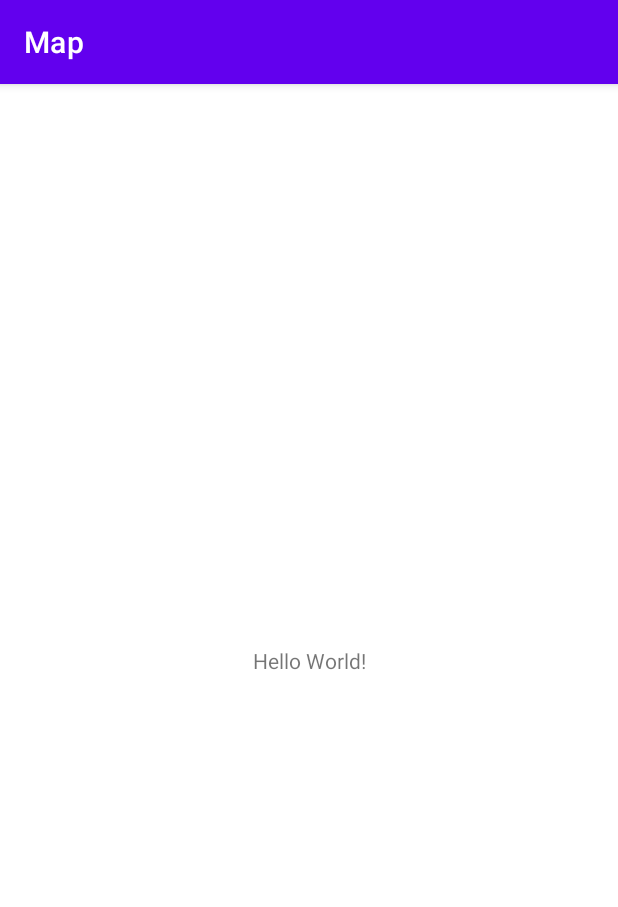
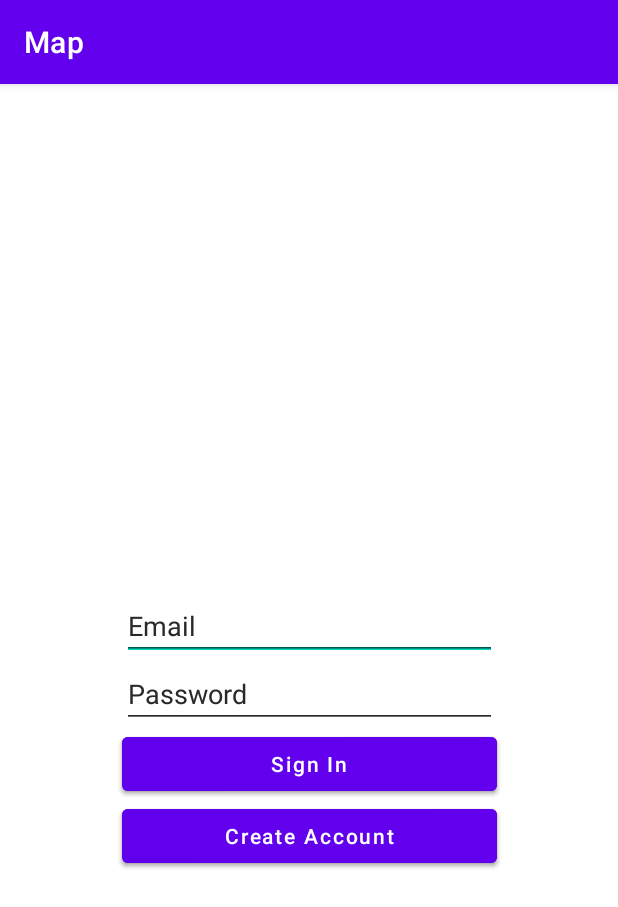
Before and after one commit to FASius/Map, an Android app: the screen it shows after launch (MainActivity), on a phone screen of 412 x 824 dp. Shown: the top 907 px of the screen. Run offline under Robolectric (Android 15) with nearby library versions, the light colour scheme and no system bars; network calls fail.

Commit message:
Add navigation

```diff
--- a/app/build.gradle
+++ b/app/build.gradle
@@ -1,6 +1,7 @@
 plugins {
     id 'com.android.application'
     id 'org.jetbrains.kotlin.android'
+    id 'androidx.navigation.safeargs.kotlin'
 }
 
 android {
@@ -42,6 +43,8 @@ dependencies {
     implementation 'androidx.constraintlayout:constraintlayout:2.1.3'
     implementation 'androidx.legacy:legacy-support-v4:1.0.0'
     implementation 'androidx.fragment:fragment-ktx:1.4.1'
+    implementation 'androidx.navigation:navigation-fragment-ktx:2.4.2'
+    implementation 'androidx.navigation:navigation-ui-ktx:2.4.2'
     testImplementation 'junit:junit:4.13.2'
     androidTestImplementation 'androidx.test.ext:junit:1.1.3'
     androidTestImplementation 'androidx.test.espresso:espresso-core:3.4.0'
--- a/app/src/main/java/com/example/map/MainActivity.kt
+++ b/app/src/main/java/com/example/map/MainActivity.kt
@@ -2,10 +2,52 @@ package com.example.map
 
 import androidx.appcompat.app.AppCompatActivity
 import android.os.Bundle
+import androidx.navigation.NavController
+import androidx.navigation.fragment.NavHostFragment
+import com.example.map.databinding.ActivityMainBinding
+import com.example.map.model.account.Account
 
 class MainActivity : AppCompatActivity() {
+    private lateinit var binding: ActivityMainBinding
+    private lateinit var navController:NavController
+
     override fun onCreate(savedInstanceState: Bundle?) {
         super.onCreate(savedInstanceState)
-        setContentView(R.layout.activity_main)
+        Repositories.initAppContext(applicationContext)
+        Repositories.initCurrentAccount()
+        val id = Repositories.currentAccount.getCurrentAccountId()
+        binding = ActivityMainBinding.inflate(layoutInflater).also { setContentView(it.root) }
+        navController = getNavController()
+        val isSignedIn = userIsSignedIn(id)
+        prepareNavController(isSignedIn, navController)
+        navController.navigate(navController.graph.startDestinationId)
     }
+
+    private fun userIsSignedIn(id: Long): Boolean {
+        return id != Account.NO_ACCOUNT
+    }
+
+    private fun getNavController(): NavController {
+        val navHost = supportFragmentManager.findFragmentById(R.id.fragment_container) as NavHostFragment
+        return navHost.navController
+    }
+
+    private fun prepareNavController(isSignedIn: Boolean, navController: NavController){
+        val graph = navController.navInflater.inflate(getMainNavigationGraphId())
+        graph.setStartDestination(
+            if (isSignedIn) {
+                getTabsDestination()
+            } else {
+                getSignInDestination()
+            }
+        )
+        navController.graph = graph
+    }
+
+    private fun getMainNavigationGraphId(): Int = R.navigation.main_graph
+
+    private fun getTabsDestination(): Int = R.id.tabsFragment
+
+    private fun getSignInDestination(): Int = R.id.signInFragment
+
 }
--- a/app/src/main/java/com/example/map/auth/CreateAccountFragment.kt
+++ b/app/src/main/java/com/example/map/auth/CreateAccountFragment.kt
@@ -3,13 +3,14 @@ package com.example.map.auth
 import android.os.Bundle
 import android.view.View
 import androidx.fragment.app.Fragment
+import androidx.navigation.fragment.findNavController
 import com.example.map.R
 import com.example.map.Repositories
 import com.example.map.databinding.FragmentCreateAccountBinding
 import com.example.map.model.account.SignUpData
 import com.example.map.utils.viewModelCreator
 
-class CreateAccountFragment : Fragment() {
+class CreateAccountFragment : Fragment(R.layout.fragment_create_account) {
 
     private lateinit var binding: FragmentCreateAccountBinding
     private val viewModel: CreateAccountViewModel by viewModelCreator {
@@ -49,7 +50,8 @@ class CreateAccountFragment : Fragment() {
     }
 
     private fun goToTabsFragment(){
-        // TODO
+        val directions = CreateAccountFragmentDirections.actionCreateAccountFragmentToTabsFragment()
+        findNavController().navigate(directions)
     }
 
     private fun onCreateAccountClick(){
--- a/app/src/main/java/com/example/map/auth/SignInFragment.kt
+++ b/app/src/main/java/com/example/map/auth/SignInFragment.kt
@@ -3,6 +3,7 @@ package com.example.map.auth
 import android.os.Bundle
 import android.view.View
 import androidx.fragment.app.Fragment
+import androidx.navigation.fragment.findNavController
 import com.example.map.R
 import com.example.map.Repositories
 import com.example.map.databinding.FragmentSignInBinding
@@ -52,11 +53,13 @@ class SignInFragment : Fragment(R.layout.fragment_sign_in) {
     }
 
     private fun goToTabsFragment(){
-        // TODO
+        val directions = SignInFragmentDirections.actionSignInFragmentToTabsFragment()
+        findNavController().navigate(directions)
     }
 
     private fun onCreateAccountClick(){
-        // TODO
+        val directions = SignInFragmentDirections.actionSignInFragmentToCreateAccountFragment()
+        findNavController().navigate(directions)
     }
 
     private fun onSignInClick(){
--- a/app/src/main/res/layout/activity_main.xml
+++ b/app/src/main/res/layout/activity_main.xml
@@ -1,18 +1,17 @@
 <?xml version="1.0" encoding="utf-8"?>
-<androidx.constraintlayout.widget.ConstraintLayout xmlns:android="http://schemas.android.com/apk/res/android"
+<LinearLayout
+    xmlns:android="http://schemas.android.com/apk/res/android"
     xmlns:app="http://schemas.android.com/apk/res-auto"
     xmlns:tools="http://schemas.android.com/tools"
     android:layout_width="match_parent"
     android:layout_height="match_parent"
     tools:context=".MainActivity">
 
-    <TextView
-        android:layout_width="wrap_content"
-        android:layout_height="wrap_content"
-        android:text="Hello World!"
-        app:layout_constraintBottom_toBottomOf="parent"
-        app:layout_constraintLeft_toLeftOf="parent"
-        app:layout_constraintRight_toRightOf="parent"
-        app:layout_constraintTop_toTopOf="parent" />
+    <androidx.fragment.app.FragmentContainerView
+        android:id="@+id/fragment_container"
+        android:layout_width="match_parent"
+        android:layout_height="match_parent"
+        android:name="androidx.navigation.fragment.NavHostFragment"
+        app:defaultNavHost="true" />
 
-</androidx.constraintlayout.widget.ConstraintLayout>
+</LinearLayout>
--- /dev/null
+++ b/app/src/main/res/navigation/main_graph.xml
@@ -0,0 +1,35 @@
+<?xml version="1.0" encoding="utf-8"?>
+<navigation xmlns:android="http://schemas.android.com/apk/res/android"
+    xmlns:app="http://schemas.android.com/apk/res-auto"
+    xmlns:tools="http://schemas.android.com/tools"
+    android:id="@+id/main_graph"
+    app:startDestination="@id/signInFragment">
+
+    <fragment
+        android:id="@+id/signInFragment"
+        android:name="com.example.map.auth.SignInFragment"
+        android:label="fragment_sign_in"
+        tools:layout="@layout/fragment_sign_in" >
+        <action
+            android:id="@+id/action_signInFragment_to_createAccountFragment"
+            app:destination="@id/createAccountFragment" />
+        <action
+            android:id="@+id/action_signInFragment_to_tabsFragment"
+            app:destination="@id/tabsFragment"
+            app:popUpTo="@id/signInFragment"
+            app:popUpToInclusive="true" />
+    </fragment>
+    <fragment
+        android:id="@+id/createAccountFragment"
+        android:name="com.example.map.auth.CreateAccountFragment"
+        android:label="CreateAccountFragment" >
+        <action
+            android:id="@+id/action_createAccountFragment_to_tabsFragment"
+            app:destination="@id/tabsFragment" />
+    </fragment>
+    <fragment
+        android:id="@+id/tabsFragment"
+        android:name="com.example.map.TabsFragment"
+        android:label="fragment_tabs"
+        tools:layout="@layout/fragment_tabs" />
+</navigation>
--- a/build.gradle
+++ b/build.gradle
@@ -1,4 +1,10 @@
-// Top-level build file where you can add configuration options common to all sub-projects/modules.
+buildscript {
+    dependencies {
+        classpath "com.google.android.libraries.mapsplatform.secrets-gradle-plugin:secrets-gradle-plugin:2.0.1"
+        classpath 'androidx.navigation:navigation-safe-args-gradle-plugin:2.4.2'
+    }
+}
+
 plugins {
     id 'com.android.application' version '7.1.3' apply false
     id 'com.android.library' version '7.1.3' apply false
```
